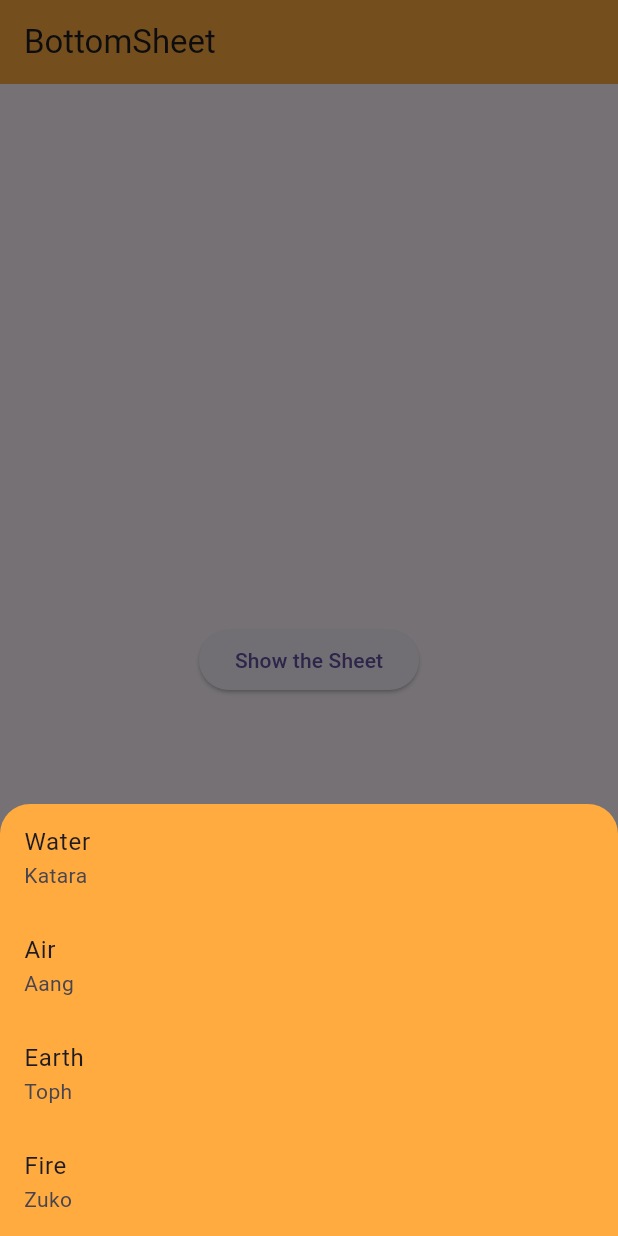
After one commit to GOKULKANTHCSE/Flutter_learning, a Flutter app: the Bottomsheet screen opened directly, after a tap on "Show the Sheet", on a phone screen of 412 x 824 dp. The commit adds this screen. Run offline on Flutter 3.47's test engine with Material 3 defaults, Android fonts, the phone set to English and light mode, and no system bars; our stand-ins replace cached_network_image.

Commit message:
bottomsheet is learned

```diff
--- /dev/null
+++ b/lib/Widgets/bottomsheet.dart
@@ -0,0 +1,57 @@
+import 'package:flutter/material.dart';
+
+class Bottomsheet extends StatelessWidget {
+  const Bottomsheet({super.key});
+
+  @override
+  Widget build(BuildContext context) {
+    return Scaffold(
+      appBar: AppBar(
+        title: Text("BottomSheet"),
+        backgroundColor: Colors.orangeAccent,
+      ),
+      body: Center(
+        child: ElevatedButton(
+            onPressed: () {
+              showModalBottomSheet(
+                backgroundColor: Theme.of(context).primaryColor,
+                shape: RoundedRectangleBorder(
+                  borderRadius: BorderRadius.only(
+                    topLeft: Radius.circular(20),
+                    topRight: Radius.circular(20),
+                  ),
+                ),
+                elevation: 0,
+                isDismissible: false,
+                enableDrag: true,
+                context: context,
+                builder: (context) {
+                  return Column(
+                    mainAxisSize: MainAxisSize.min,
+                    children: [
+                      ListTile(
+                        title: Text('Water'),
+                        subtitle: Text('Katara'),
+                      ),
+                      ListTile(
+                        title: Text('Air'),
+                        subtitle: Text('Aang'),
+                      ),
+                      ListTile(
+                        title: Text('Earth'),
+                        subtitle: Text('Toph'),
+                      ),
+                      ListTile(
+                        title: Text('Fire'),
+                        subtitle: Text('Zuko'),
+                      ),
+                    ],
+                  );
+                },
+              );
+            },
+            child: Text("Show the Sheet")),
+      ),
+    );
+  }
+}
--- a/lib/main.dart
+++ b/lib/main.dart
@@ -5,7 +5,9 @@ import 'package:learning_project/Widgets/Button_Types.dart';
 import 'package:learning_project/Widgets/Container_sized.dart';
 // ignore: unused_import
 import 'package:learning_project/Widgets/Rows_and_columns.dart';
+// ignore: unused_import
 import 'package:learning_project/Widgets/alert.dart';
+import 'package:learning_project/Widgets/bottomsheet.dart';
 // ignore: unused_import
 import 'package:learning_project/Widgets/dismissible.dart';
 // ignore: unused_import
@@ -29,9 +31,8 @@ class Mylearning extends StatelessWidget {
     return MaterialApp(
       debugShowCheckedModeBanner: false,
       theme: ThemeData(
-          brightness: Brightness.dark,
-          primaryColor: const Color.fromARGB(100, 83, 36, 121)),
-      home: AlertWidget(),
+          brightness: Brightness.light, primaryColor: Colors.orangeAccent),
+      home: Bottomsheet(),
     );
   }
 }
```
